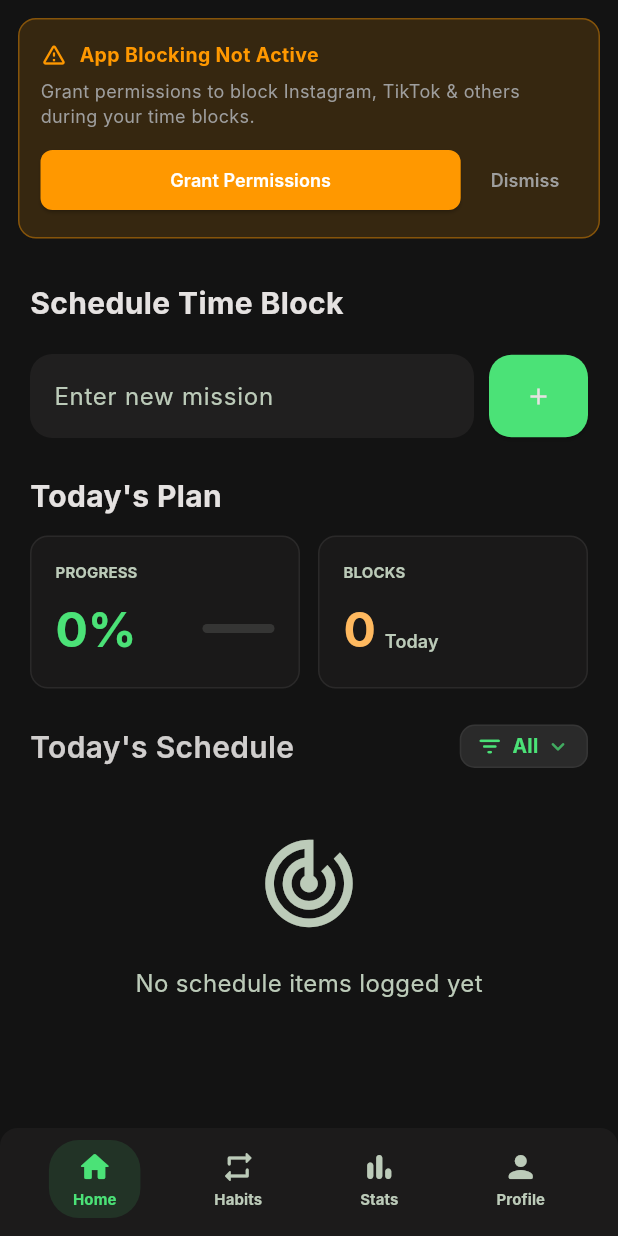
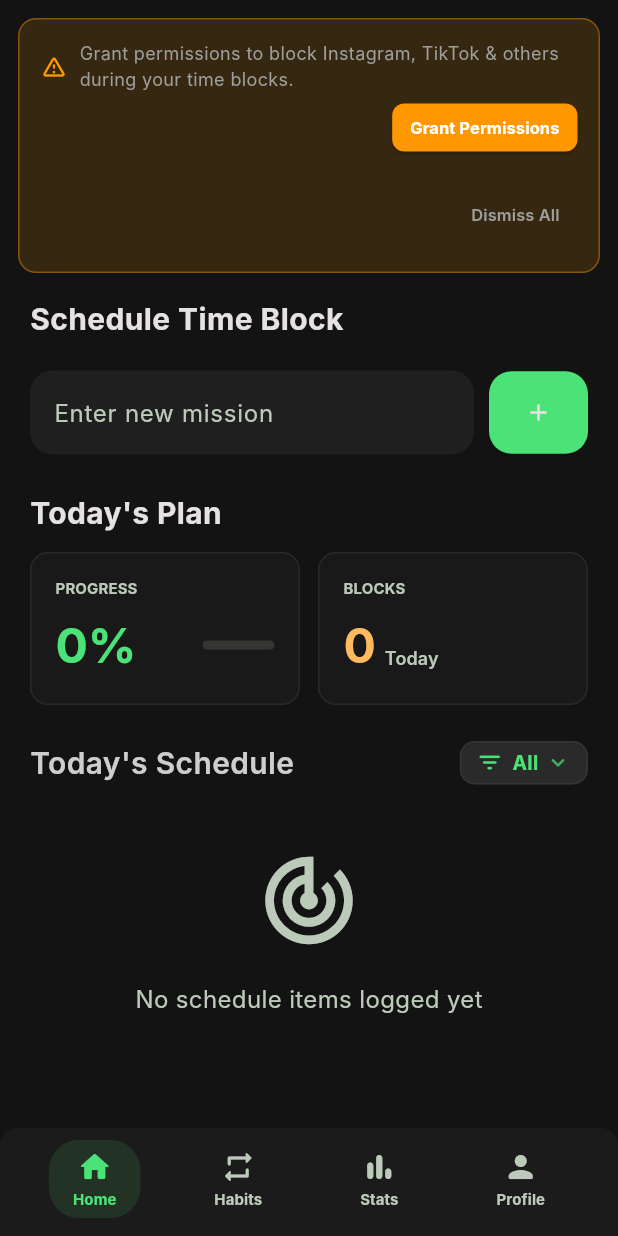
Before and after one commit to abdurashid5708-sudo/routine_controller, a Flutter app: the screen it shows after launch, on a phone screen of 412 x 824 dp. Run offline on Flutter 3.47's test engine with Material 3 defaults, Android fonts, the phone set to English and light mode, and no system bars; our stand-ins replace flutter_local_notifications, flutter_timezone, shared_preferences, timezone; missing offline and left inert: workmanager, zo_app_blocker; Roboto replaces fonts that are missing (Inter).

Commit message:
fix: notification reliability - add exact alarm/battery opt permissions and banners

```diff
--- a/lib/main.dart
+++ b/lib/main.dart
@@ -18,6 +18,7 @@ import 'services/notification_service.dart';
 import 'services/penalty_service.dart';
 import 'services/time_block_service.dart';
 import 'services/block_list_service.dart';
+import 'services/device_service.dart';
 
 void main() async {
   WidgetsFlutterBinding.ensureInitialized();
@@ -57,6 +58,9 @@ class _RoutineControllerAppState extends State<RoutineControllerApp>
   // Permission state
   bool _hasBlockPermissions = false;
   bool _permissionBannerDismissed = false;
+  bool _batteryOptEnabled = false;
+  bool _notificationsDisabled = false;
+  bool _noExactAlarmPermission = false;
 
   // Undo state
   Mission? deletedMission;
@@ -82,11 +86,12 @@ class _RoutineControllerAppState extends State<RoutineControllerApp>
     super.dispose();
   }
 
-  // Re-check lock when app comes back to foreground
+  // Re-check lock + permissions when app comes back to foreground
   @override
   void didChangeAppLifecycleState(AppLifecycleState state) {
     if (state == AppLifecycleState.resumed) {
       _checkLockStatus();
+      _checkPermissions();
     }
   }
 
@@ -114,12 +119,22 @@ class _RoutineControllerAppState extends State<RoutineControllerApp>
 
   // ─────────────────────────────────────────────
   // PERMISSION CHECK
-  // Shows banner if zo_app_blocker permissions not granted
+  // Shows banner if zo_app_blocker / battery / notification issues
   // ─────────────────────────────────────────────
   Future<void> _checkPermissions() async {
-    final hasPerms = await BlockListService.hasRequiredPermissions();
+    final results = await Future.wait([
+      BlockListService.hasRequiredPermissions(),
+      DeviceService.isBatteryOptimizationEnabled(),
+      DeviceService.areNotificationsEnabled(),
+      DeviceService.hasExactAlarmPermission(),
+    ]);
     if (mounted) {
-      setState(() => _hasBlockPermissions = hasPerms);
+      setState(() {
+        _hasBlockPermissions = results[0];
+        _batteryOptEnabled = results[1];
+        _notificationsDisabled = !results[2];
+        _noExactAlarmPermission = !results[3];
+      });
     }
   }
 
@@ -340,15 +355,81 @@ class _RoutineControllerAppState extends State<RoutineControllerApp>
   }
 
   // ─────────────────────────────────────────────
-  // PERMISSION BANNER
-  // Shown when zo_app_blocker permissions not granted
+  // SETTINGS BANNERS
+  // Shows warnings for battery opt / notification / block permissions
   // ─────────────────────────────────────────────
   Widget _buildPermissionBanner() {
-    if (_hasBlockPermissions || _permissionBannerDismissed) {
-      return const SizedBox.shrink();
+    final issues = <Widget>[];
+
+    if (_batteryOptEnabled && !_permissionBannerDismissed) {
+      issues.add(
+        _settingsRow(
+          icon: Icons.battery_alert_rounded,
+          message:
+              'Battery optimization may delay notifications. Disable it for reliable alerts.',
+          buttonLabel: 'Disable',
+          onPressed: () async {
+            await DeviceService.openBatteryOptimizationSettings();
+            await Future.delayed(const Duration(seconds: 2));
+            await _checkPermissions();
+          },
+        ),
+      );
     }
+
+    if (_notificationsDisabled && !_permissionBannerDismissed) {
+      issues.add(
+        _settingsRow(
+          icon: Icons.notifications_off_rounded,
+          message:
+              'Notifications are disabled. Enable them to get time block reminders.',
+          buttonLabel: 'Open Settings',
+          onPressed: () async {
+            await DeviceService.openNotificationSettings();
+            await Future.delayed(const Duration(seconds: 2));
+            await _checkPermissions();
+          },
+        ),
+      );
+    }
+
+    if (_noExactAlarmPermission && !_permissionBannerDismissed) {
+      issues.add(
+        _settingsRow(
+          icon: Icons.timer_off_rounded,
+          message:
+              'Exact alarm permission not granted. Notifications may arrive late or not at all.',
+          buttonLabel: 'Grant',
+          onPressed: () async {
+            await DeviceService.requestExactAlarmPermission();
+            await Future.delayed(const Duration(seconds: 2));
+            await _checkPermissions();
+          },
+        ),
+      );
+    }
+
+    if (!_hasBlockPermissions && !_permissionBannerDismissed) {
+      issues.add(
+        _settingsRow(
+          icon: Icons.warning_amber_rounded,
+          message:
+              'Grant permissions to block Instagram, TikTok & others during your time blocks.',
+          buttonLabel: 'Grant Permissions',
+          onPressed: () async {
+            await BlockListService.requestUsageStatsPermission();
+            await Future.delayed(const Duration(seconds: 1));
+            await BlockListService.requestOverlayPermission();
+            await _checkPermissions();
+          },
+        ),
+      );
+    }
+
+    if (issues.isEmpty) return const SizedBox.shrink();
+
     return Container(
-      margin: const EdgeInsets.all(12),
+      margin: const EdgeInsets.fromLTRB(12, 12, 12, 0),
       padding: const EdgeInsets.all(14),
       decoration: BoxDecoration(
         color: Colors.orange.withValues(alpha: 0.15),
@@ -357,57 +438,72 @@ class _RoutineControllerAppState extends State<RoutineControllerApp>
       ),
       child: Column(
         crossAxisAlignment: CrossAxisAlignment.start,
+        mainAxisSize: MainAxisSize.min,
         children: [
-          const Row(
+          ...issues,
+          const SizedBox(height: 8),
+          Align(
+            alignment: Alignment.centerRight,
+            child: TextButton(
+              onPressed: () =>
+                  setState(() => _permissionBannerDismissed = true),
+              child: const Text(
+                'Dismiss All',
+                style: TextStyle(color: Colors.grey, fontSize: 11),
+              ),
+            ),
+          ),
+        ],
+      ),
+    );
+  }
+
+  Widget _settingsRow({
+    required IconData icon,
+    required String message,
+    required String buttonLabel,
+    required VoidCallback onPressed,
+  }) {
+    return Padding(
+      padding: const EdgeInsets.only(bottom: 10),
+      child: Column(
+        crossAxisAlignment: CrossAxisAlignment.start,
+        children: [
+          Row(
             children: [
-              Icon(Icons.warning_amber_rounded, color: Colors.orange, size: 18),
-              SizedBox(width: 8),
-              Text(
-                'App Blocking Not Active',
-                style: TextStyle(
-                  color: Colors.orange,
-                  fontWeight: FontWeight.bold,
-                  fontSize: 13,
+              Icon(icon, color: Colors.orange, size: 18),
+              const SizedBox(width: 8),
+              Expanded(
+                child: Text(
+                  message,
+                  style: const TextStyle(color: Colors.grey, fontSize: 12),
                 ),
               ),
             ],
           ),
-          const SizedBox(height: 6),
-          const Text(
-            'Grant permissions to block Instagram, TikTok & others during your time blocks.',
-            style: TextStyle(color: Colors.grey, fontSize: 12),
-          ),
-          const SizedBox(height: 10),
+          const SizedBox(height: 8),
           Row(
+            mainAxisAlignment: MainAxisAlignment.end,
             children: [
-              Expanded(
+              SizedBox(
+                height: 32,
                 child: ElevatedButton(
                   style: ElevatedButton.styleFrom(
                     backgroundColor: Colors.orange,
-                    padding: const EdgeInsets.symmetric(vertical: 8),
+                    padding: const EdgeInsets.symmetric(horizontal: 12),
                     shape: RoundedRectangleBorder(
                       borderRadius: BorderRadius.circular(8),
                     ),
                   ),
-                  onPressed: () async {
-                    await BlockListService.requestUsageStatsPermission();
-                    await Future.delayed(const Duration(seconds: 1));
-                    await BlockListService.requestOverlayPermission();
-                    await _checkPermissions();
-                  },
-                  child: const Text(
-                    'Grant Permissions',
-                    style: TextStyle(color: Colors.white, fontSize: 12),
+                  onPressed: onPressed,
+                  child: Text(
+                    buttonLabel,
+                    style: const TextStyle(
+                      color: Colors.white,
+                      fontSize: 11,
+                      fontWeight: FontWeight.bold,
+                    ),
                   ),
-                ),
-              ),
-              const SizedBox(width: 8),
-              TextButton(
-                onPressed: () =>
-                    setState(() => _permissionBannerDismissed = true),
-                child: const Text(
-                  'Dismiss',
-                  style: TextStyle(color: Colors.grey, fontSize: 12),
                 ),
               ),
             ],
--- /dev/null
+++ b/lib/services/device_service.dart
@@ -0,0 +1,70 @@
+import 'dart:async';
+import 'package:flutter/services.dart';
+import 'package:flutter_local_notifications/flutter_local_notifications.dart';
+import 'notification_service.dart';
+
+class DeviceService {
+  static const _channel = MethodChannel('routine_controller/battery_opt');
+
+  static Future<bool> isBatteryOptimizationEnabled() async {
+    try {
+      return await _channel.invokeMethod('isBatteryOptimizationEnabled') ??
+          false;
+    } catch (_) {
+      return false;
+    }
+  }
+
+  static Future<void> openBatteryOptimizationSettings() async {
+    try {
+      await _channel.invokeMethod('openBatteryOptimizationSettings');
+    } catch (_) {}
+  }
+
+  static Future<void> openNotificationSettings() async {
+    try {
+      await _channel.invokeMethod('openNotificationSettings');
+    } catch (_) {}
+  }
+
+  static Future<bool> areNotificationsEnabled() async {
+    try {
+      final plugin = await NotificationService.getAndroidPlugin();
+      return await plugin?.areNotificationsEnabled() ?? true;
+    } catch (_) {
+      return true;
+    }
+  }
+
+  static Future<bool> isNotificationChannelBlocked() async {
+    try {
+      final plugin = await NotificationService.getAndroidPlugin();
+      final channels = await plugin?.getNotificationChannels();
+      if (channels == null) return false;
+      for (final channel in channels) {
+        if (channel.id == 'routine_controller_alerts') {
+          return channel.importance == Importance.none;
+        }
+      }
+      return false;
+    } catch (_) {
+      return false;
+    }
+  }
+
+  static Future<bool> hasExactAlarmPermission() async {
+    try {
+      final plugin = await NotificationService.getAndroidPlugin();
+      return await plugin?.canScheduleExactNotifications() ?? true;
+    } catch (_) {
+      return true;
+    }
+  }
+
+  static Future<void> requestExactAlarmPermission() async {
+    try {
+      final plugin = await NotificationService.getAndroidPlugin();
+      await plugin?.requestExactAlarmsPermission();
+    } catch (_) {}
+  }
+}
--- a/lib/services/notification_service.dart
+++ b/lib/services/notification_service.dart
@@ -1,3 +1,4 @@
+import 'package:flutter/foundation.dart';
 import 'package:flutter_local_notifications/flutter_local_notifications.dart';
 import 'package:timezone/timezone.dart' as tz;
 import 'package:timezone/data/latest_all.dart' as tz_data;
@@ -162,9 +163,12 @@ class NotificationService {
         androidScheduleMode: AndroidScheduleMode.exactAllowWhileIdle,
         payload: id.toString(),
       );
-    } catch (_) {
-      // Exact alarm permission likely not granted (common on Samsung).
-      // Fall back to inexact so the notification still fires eventually.
+      debugPrint(
+        'Notification scheduled: id=$id title=$title at=$scheduledDate',
+      );
+    } catch (e) {
+      debugPrint('Exact alarm failed (id=$id): $e — falling back to inexact');
+      try {
         await _plugin.zonedSchedule(
           id: id,
           title: title,
@@ -174,6 +178,10 @@ class NotificationService {
           androidScheduleMode: AndroidScheduleMode.inexactAllowWhileIdle,
           payload: id.toString(),
         );
+        debugPrint('Inexact fallback succeeded: id=$id');
+      } catch (e2) {
+        debugPrint('Inexact fallback also FAILED (id=$id): $e2');
+      }
     }
   }
 
@@ -212,4 +220,15 @@ class NotificationService {
   static Future<void> cancelAll() async {
     await _plugin.cancelAll();
   }
+
+  // ---------------------------------------------------------------------------
+  // ANDROID PLUGIN — used by DeviceService for channel checks
+  // ---------------------------------------------------------------------------
+  static Future<AndroidFlutterLocalNotificationsPlugin?>
+  getAndroidPlugin() async {
+    return _plugin
+        .resolvePlatformSpecificImplementation<
+          AndroidFlutterLocalNotificationsPlugin
+        >();
   }
+}
```
Also changed, not shown: 2 other files. Lines whose indentation alone changed are shown as unchanged.
